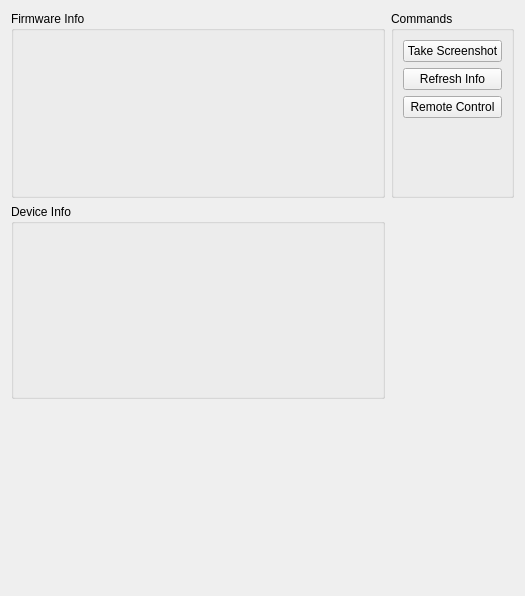
Before: the Qt Designer form src/diagnosticstab.ui in dektronics/densitometer-desktop, drawn with Qt 5.
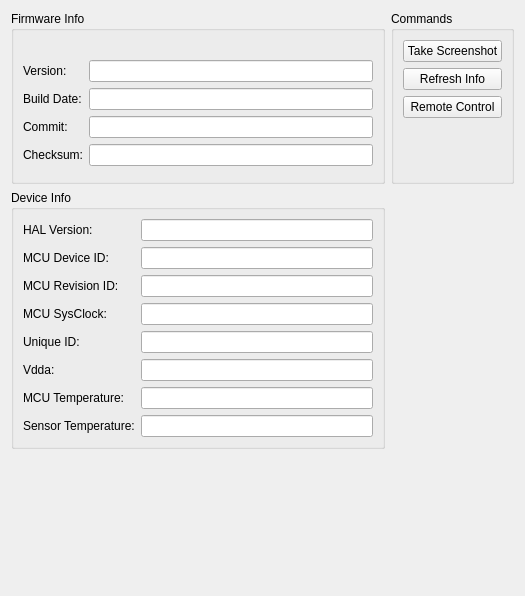
After: the same form once the commit is applied.

Commit message:
Change field type for all diagnostic tab display fields
This makes it possible to actually select and copy any of the returned
text.

```diff
--- a/src/diagnosticstab.ui
+++ b/src/diagnosticstab.ui
@@ -19,60 +19,140 @@
      <property name="title">
       <string>Device Info</string>
      </property>
-     <layout class="QVBoxLayout" name="verticalLayout_3">
-      <item>
+     <layout class="QFormLayout" name="formLayout_2">
+      <item row="0" column="0">
        <widget class="QLabel" name="halVersionLabel">
         <property name="text">
-         <string notr="true">&lt;HAL Version&gt;</string>
+         <string>HAL Version:</string>
         </property>
        </widget>
       </item>
-      <item>
+      <item row="1" column="0">
        <widget class="QLabel" name="mcuDevIdLabel">
         <property name="text">
-         <string notr="true">&lt;MCU Device ID&gt;</string>
+         <string>MCU Device ID:</string>
         </property>
        </widget>
       </item>
-      <item>
+      <item row="2" column="0">
        <widget class="QLabel" name="mcuRevIdLabel">
         <property name="text">
-         <string notr="true">&lt;MCU Revision ID&gt;</string>
+         <string>MCU Revision ID:</string>
         </property>
        </widget>
       </item>
-      <item>
+      <item row="3" column="0">
        <widget class="QLabel" name="mcuSysClockLabel">
         <property name="text">
-         <string notr="true">&lt;MCU SysClock&gt;</string>
+         <string>MCU SysClock:</string>
         </property>
        </widget>
       </item>
-      <item>
+      <item row="4" column="0">
        <widget class="QLabel" name="uniqueIdLabel">
         <property name="text">
-         <string notr="true">&lt;Unique ID&gt;</string>
+         <string>Unique ID:</string>
         </property>
        </widget>
       </item>
-      <item>
+      <item row="5" column="0">
        <widget class="QLabel" name="mcuVddaLabel">
         <property name="text">
-         <string notr="true">&lt;MCU Vdda&gt;</string>
+         <string>Vdda:</string>
         </property>
        </widget>
       </item>
-      <item>
+      <item row="6" column="0">
        <widget class="QLabel" name="mcuTempLabel">
         <property name="text">
-         <string notr="true">&lt;MCU Temp&gt;</string>
+         <string>MCU Temperature:</string>
         </property>
        </widget>
       </item>
-      <item>
+      <item row="7" column="0">
        <widget class="QLabel" name="sensorTempLabel">
         <property name="text">
-         <string>&lt;Sensor Temp&gt;</string>
+         <string>Sensor Temperature:</string>
+        </property>
+       </widget>
+      </item>
+      <item row="0" column="1">
+       <widget class="QLineEdit" name="halVersionLineEdit">
+        <property name="text">
+         <string notr="true"/>
+        </property>
+        <property name="readOnly">
+         <bool>true</bool>
+        </property>
+       </widget>
+      </item>
+      <item row="1" column="1">
+       <widget class="QLineEdit" name="mcuDevIdLineEdit">
+        <property name="text">
+         <string notr="true"/>
+        </property>
+        <property name="readOnly">
+         <bool>true</bool>
+        </property>
+       </widget>
+      </item>
+      <item row="2" column="1">
+       <widget class="QLineEdit" name="mcuRevIdLineEdit">
+        <property name="text">
+         <string notr="true"/>
+        </property>
+        <property name="readOnly">
+         <bool>true</bool>
+        </property>
+       </widget>
+      </item>
+      <item row="3" column="1">
+       <widget class="QLineEdit" name="mcuSysClockLineEdit">
+        <property name="text">
+         <string notr="true"/>
+        </property>
+        <property name="readOnly">
+         <bool>true</bool>
+        </property>
+       </widget>
+      </item>
+      <item row="4" column="1">
+       <widget class="QLineEdit" name="uniqueIdLineEdit">
+        <property name="text">
+         <string notr="true"/>
+        </property>
+        <property name="readOnly">
+         <bool>true</bool>
+        </property>
+       </widget>
+      </item>
+      <item row="5" column="1">
+       <widget class="QLineEdit" name="mcuVddaLineEdit">
+        <property name="text">
+         <string notr="true"/>
+        </property>
+        <property name="readOnly">
+         <bool>true</bool>
+        </property>
+       </widget>
+      </item>
+      <item row="6" column="1">
+       <widget class="QLineEdit" name="mcuTempLineEdit">
+        <property name="text">
+         <string notr="true"/>
+        </property>
+        <property name="readOnly">
+         <bool>true</bool>
+        </property>
+       </widget>
+      </item>
+      <item row="7" column="1">
+       <widget class="QLineEdit" name="sensorTempLineEdit">
+        <property name="text">
+         <string notr="true"/>
+        </property>
+        <property name="readOnly">
+         <bool>true</bool>
         </property>
        </widget>
       </item>
@@ -109,7 +189,7 @@
       <item>
        <spacer name="verticalSpacer_3">
         <property name="orientation">
-         <enum>Qt::Vertical</enum>
+         <enum>Qt::Orientation::Vertical</enum>
         </property>
         <property name="sizeHint" stdset="0">
          <size>
@@ -130,46 +210,82 @@
      <property name="title">
       <string>Firmware Info</string>
      </property>
-     <layout class="QVBoxLayout" name="verticalLayout_2">
-      <item>
-       <widget class="QLabel" name="nameLabel">
-        <property name="text">
-         <string notr="true">&lt;Device Name&gt;</string>
-        </property>
-       </widget>
-      </item>
-      <item>
+     <layout class="QFormLayout" name="formLayout">
+      <item row="1" column="0">
        <widget class="QLabel" name="versionLabel">
         <property name="text">
-         <string notr="true">&lt;Version&gt;</string>
+         <string>Version:</string>
         </property>
        </widget>
       </item>
-      <item>
+      <item row="1" column="1">
+       <widget class="QLineEdit" name="versionLineEdit">
+        <property name="text">
+         <string notr="true"/>
+        </property>
+        <property name="frame">
+         <bool>true</bool>
+        </property>
+        <property name="readOnly">
+         <bool>true</bool>
+        </property>
+       </widget>
+      </item>
+      <item row="2" column="0">
        <widget class="QLabel" name="buildDateLabel">
         <property name="text">
-         <string notr="true">&lt;Build Date&gt;</string>
+         <string>Build Date:</string>
         </property>
        </widget>
       </item>
-      <item>
-       <widget class="QLabel" name="buildDescribeLabel">
+      <item row="2" column="1">
+       <widget class="QLineEdit" name="buildDateLineEdit">
         <property name="text">
-         <string notr="true">&lt;Build Describe&gt;</string>
+         <string notr="true"/>
         </property>
+        <property name="readOnly">
+         <bool>true</bool>
+        </property>
        </widget>
       </item>
-      <item>
-       <widget class="QLabel" name="checksumLabel">
+      <item row="3" column="0">
+       <widget class="QLabel" name="buildCommitLabel">
         <property name="text">
-         <string>&lt;Checksum&gt;</string>
+         <string>Commit:</string>
         </property>
        </widget>
       </item>
-      <item>
+      <item row="3" column="1">
+       <widget class="QLineEdit" name="buildCommitLineEdit">
+        <property name="text">
+         <string notr="true"/>
+        </property>
+        <property name="readOnly">
+         <bool>true</bool>
+        </property>
+       </widget>
+      </item>
+      <item row="4" column="0">
+       <widget class="QLabel" name="buildChecksumLabel">
+        <property name="text">
+         <string>Checksum:</string>
+        </property>
+       </widget>
+      </item>
+      <item row="4" column="1">
+       <widget class="QLineEdit" name="buildChecksumLineEdit">
+        <property name="text">
+         <string notr="true"/>
+        </property>
+        <property name="readOnly">
+         <bool>true</bool>
+        </property>
+       </widget>
+      </item>
+      <item row="5" column="0">
        <spacer name="verticalSpacer_2">
         <property name="orientation">
-         <enum>Qt::Vertical</enum>
+         <enum>Qt::Orientation::Vertical</enum>
         </property>
         <property name="sizeHint" stdset="0">
          <size>
@@ -179,13 +295,20 @@
         </property>
        </spacer>
       </item>
+      <item row="0" column="0" colspan="2">
+       <widget class="QLabel" name="nameLabel">
+        <property name="text">
+         <string notr="true">&lt;Device Name&gt;</string>
+        </property>
+       </widget>
+      </item>
      </layout>
     </widget>
    </item>
    <item row="2" column="0">
     <spacer name="verticalSpacer">
      <property name="orientation">
-      <enum>Qt::Vertical</enum>
+      <enum>Qt::Orientation::Vertical</enum>
      </property>
      <property name="sizeHint" stdset="0">
       <size>
```
Left out of the diff: 17 changed lines with no effect on the pictures. The commit also changes 2 other files.
